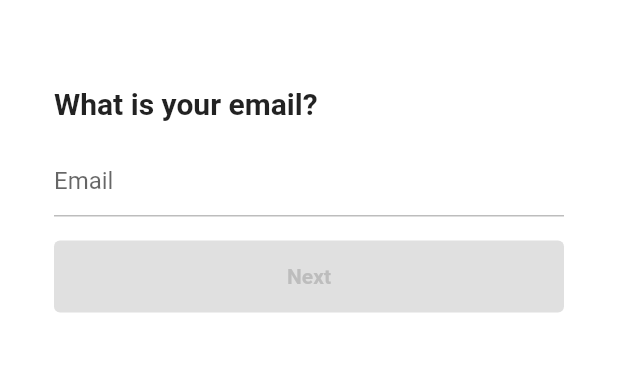
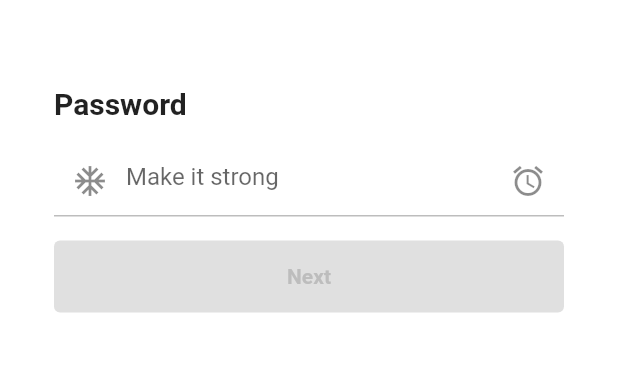
Before and after one commit to lee-tae-eon/TikTokClone, a Flutter app: the PasswordScreen screen opened directly, on a phone screen of 412 x 824 dp, the part 58-430 px from its top. Run offline on Flutter 3.47's test engine with Material 2 defaults, Android fonts, the phone set to English and light mode, and no system bars; our stand-ins replace font_awesome_flutter.

Commit message:
ADD: icon

```diff
--- a/lib/features/authentication/password_screen.dart
+++ b/lib/features/authentication/password_screen.dart
@@ -23,7 +23,7 @@ class _PasswordScreenState extends State<PasswordScreen> {
     super.dispose();
   }
 
-  String? _isEmailValid() {
+  String? _isPasswordValid() {
     if (_email.isEmpty) return null;
     final regExp = RegExp(
         r"^[a-zA-Z0-9.a-zA-Z0-9.!#$%&'*+-/=?^_`{|}~]+@[a-zA-Z0-9]+\.[a-zA-Z]+");
@@ -48,7 +48,7 @@ class _PasswordScreenState extends State<PasswordScreen> {
   }
 
   void _onSubmit() {
-    if (_email.isEmpty || _isEmailValid() != null) return;
+    if (_email.isEmpty || _isPasswordValid() != null) return;
 
     Navigator.push(
       context,
@@ -77,7 +77,7 @@ class _PasswordScreenState extends State<PasswordScreen> {
             children: [
               Gaps.v40,
               const Text(
-                "What is your email?",
+                "Password",
                 style: TextStyle(
                   fontSize: Sizes.size20,
                   fontWeight: FontWeight.w600,
@@ -87,15 +87,14 @@ class _PasswordScreenState extends State<PasswordScreen> {
               TextField(
                 controller: _passwordController,
                 // * keyboard를 email 타입으로
-                keyboardType: TextInputType.emailAddress,
-                // * onComplete와 onEditingComplete가 있는데
-                // * onComplete는 context(text) 를 인자로 받는다 이미 알고 있기 때문에
-                // * onEditingComplete를 쓴다.
+
                 onEditingComplete: _onSubmit,
                 autocorrect: false,
                 decoration: InputDecoration(
-                  hintText: "Email",
-                  errorText: _isEmailValid(),
+                  prefixIcon: const Icon(Icons.ac_unit),
+                  suffixIcon: const Icon(Icons.access_alarm),
+                  hintText: "Make it strong",
+                  errorText: _isPasswordValid(),
                   enabledBorder: UnderlineInputBorder(
                     borderSide: BorderSide(
                       color: Colors.grey.shade400,
@@ -113,7 +112,7 @@ class _PasswordScreenState extends State<PasswordScreen> {
               GestureDetector(
                   onTap: _onSubmit,
                   child: FormButton(
-                      disabled: _email.isEmpty || _isEmailValid() != null)),
+                      disabled: _email.isEmpty || _isPasswordValid() != null)),
             ],
           ),
         ),
```
